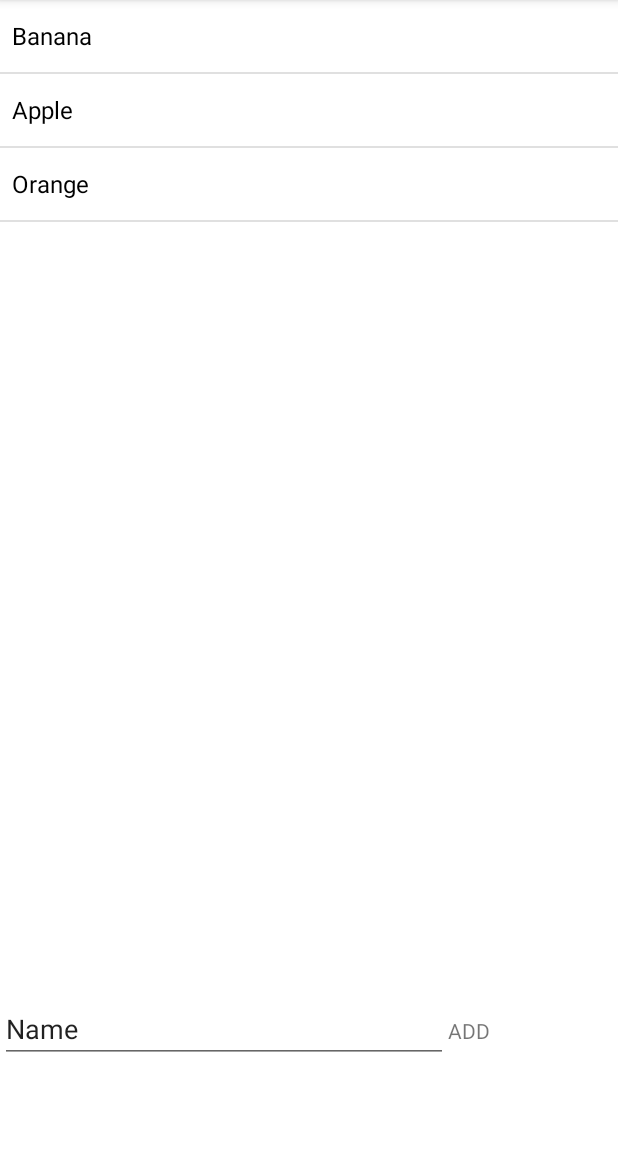
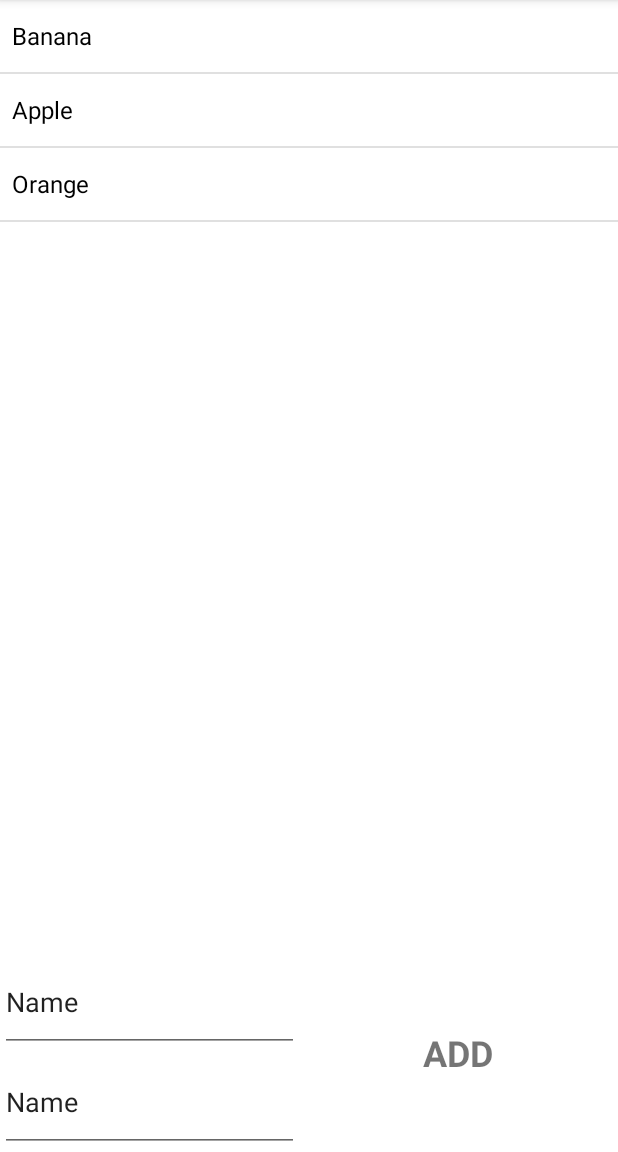
Before and after one commit to SAS128/FinanceCalculator, an Android app: the screen it shows after launch (MainActivity), on a phone screen of 412 x 824 dp, the part 84-1236 px from its top. Run offline under Robolectric (Android 15) with nearby library versions, the phone set to English and light mode, and no system bars.

Commit message:
First demo disain

```diff
--- a/app/src/main/java/com/example/financecalculator/MainActivity.java
+++ b/app/src/main/java/com/example/financecalculator/MainActivity.java
@@ -38,8 +38,10 @@ public class MainActivity extends AppCompatActivity {
         ((TextView) findViewById(R.id.btn_add)).setOnClickListener(new TextView.OnClickListener(){
             @Override
             public void onClick(View v) {
-                Toast.makeText(getApplicationContext(), ((EditText) findViewById(R.id.editTextNumber)).getText(), Toast.LENGTH_LONG).show();
-                fruits.add("ASD");
+                //Toast.makeText(getApplicationContext(), ((EditText) findViewById(R.id.editTextNumber)).getText(), Toast.LENGTH_LONG).show();
+                fruits.add(String.valueOf(((EditText) findViewById(R.id.editTextNumber)).getText()) + String.valueOf(((EditText) findViewById(R.id.editTextNumber2)).getText()));
+                ((EditText) findViewById(R.id.editTextNumber)).setText("");
+                fruitsList.setAdapter(adapter);
             }
 
 
--- a/app/src/main/res/layout/activity_main.xml
+++ b/app/src/main/res/layout/activity_main.xml
@@ -15,19 +15,34 @@
 
         <LinearLayout
             android:layout_width="match_parent"
-            android:layout_height="663dp"
+            android:layout_height="635dp"
             android:orientation="vertical">
 
             <ListView
                 android:id="@+id/list"
                 android:layout_width="match_parent"
-                android:layout_height="match_parent" />
+                android:layout_height="637dp" />
         </LinearLayout>
 
         <LinearLayout
             android:layout_width="match_parent"
             android:layout_height="match_parent"
             android:orientation="horizontal">
+
+            <LinearLayout
+                android:layout_width="34dp"
+                android:layout_height="match_parent"
+                android:layout_weight="1"
+                android:orientation="vertical">
+
+                <EditText
+                    android:id="@+id/editTextNumber2"
+                    android:layout_width="wrap_content"
+                    android:layout_height="wrap_content"
+                    android:layout_weight="1"
+                    android:ems="10"
+                    android:inputType="textPersonName"
+                    android:text="Name" />
 
                 <EditText
                     android:id="@+id/editTextNumber"
@@ -37,13 +52,18 @@
                     android:ems="10"
                     android:inputType="textPersonName"
                     android:text="Name" />
+            </LinearLayout>
 
             <TextView
                 android:id="@+id/btn_add"
                 android:layout_width="wrap_content"
-                android:layout_height="wrap_content"
+                android:layout_height="match_parent"
                 android:layout_weight="1"
-                android:text="ADD" />
+                android:gravity="center"
+                android:text="ADD"
+                android:textAllCaps="false"
+                android:textSize="24sp"
+                android:textStyle="bold" />
 
         </LinearLayout>
     </LinearLayout>
```
Lines whose indentation alone changed are shown as unchanged.
